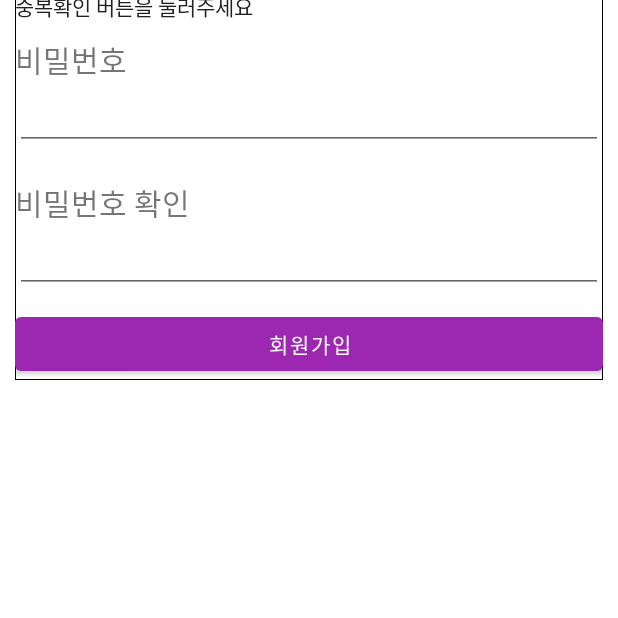
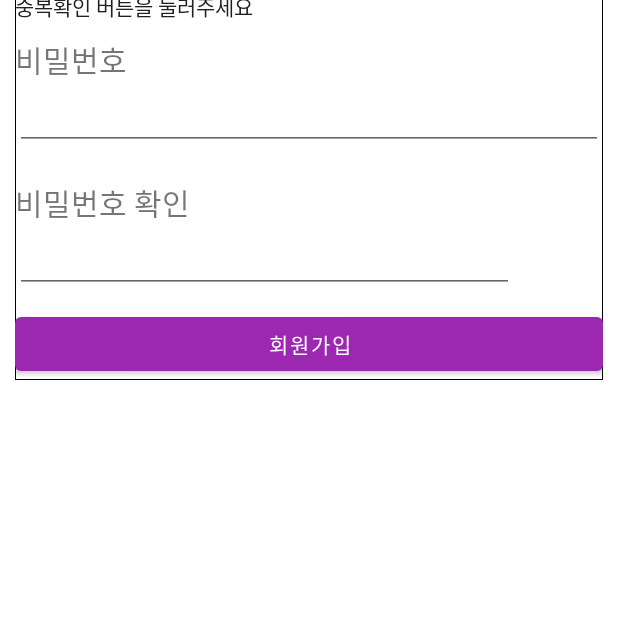
Before and after one commit to iamwotjr99/Taste_Alarm, an Android app: the JoinActivity screen opened directly, with no data from a screen before it, on a phone screen of 412 x 824 dp, the part 618-1236 px from its top. Run offline under Robolectric (Android 15) with nearby library versions, the phone set to English and light mode, and no system bars.

Commit message:
[추가]회원가입 화면 비밀번호 박스 생성

```diff
--- a/TasteAlarm/app/src/main/res/layout/activity_join.xml
+++ b/TasteAlarm/app/src/main/res/layout/activity_join.xml
@@ -92,18 +92,33 @@
             android:textSize="20dp"
             android:layout_marginTop="10dp"/>
 
+        <LinearLayout
+            android:layout_width="match_parent"
+            android:layout_height="wrap_content"
+            android:weightSum="10">
+
         <EditText
             android:id="@+id/join_password_sign"
-            android:layout_width="fill_parent"
+            android:layout_width="0dp"
             android:layout_height="wrap_content"
+            android:layout_weight="8.5"
             android:layout_marginBottom="10dp"
             android:inputType="textCapWords"
             android:textColor="@color/black"/>
+
+        <ImageView
+            android:id="@+id/check_image"
+            android:layout_width="wrap_content"
+            android:layout_height="match_parent"
+            android:layout_weight="1.5"/>
+
+        </LinearLayout>
 
         <Button
             android:id="@+id/join_button"
             android:layout_width="fill_parent"
             android:layout_height="wrap_content"
             android:text="회원가입"/>
+
     </LinearLayout>
 </androidx.constraintlayout.widget.ConstraintLayout>
```
